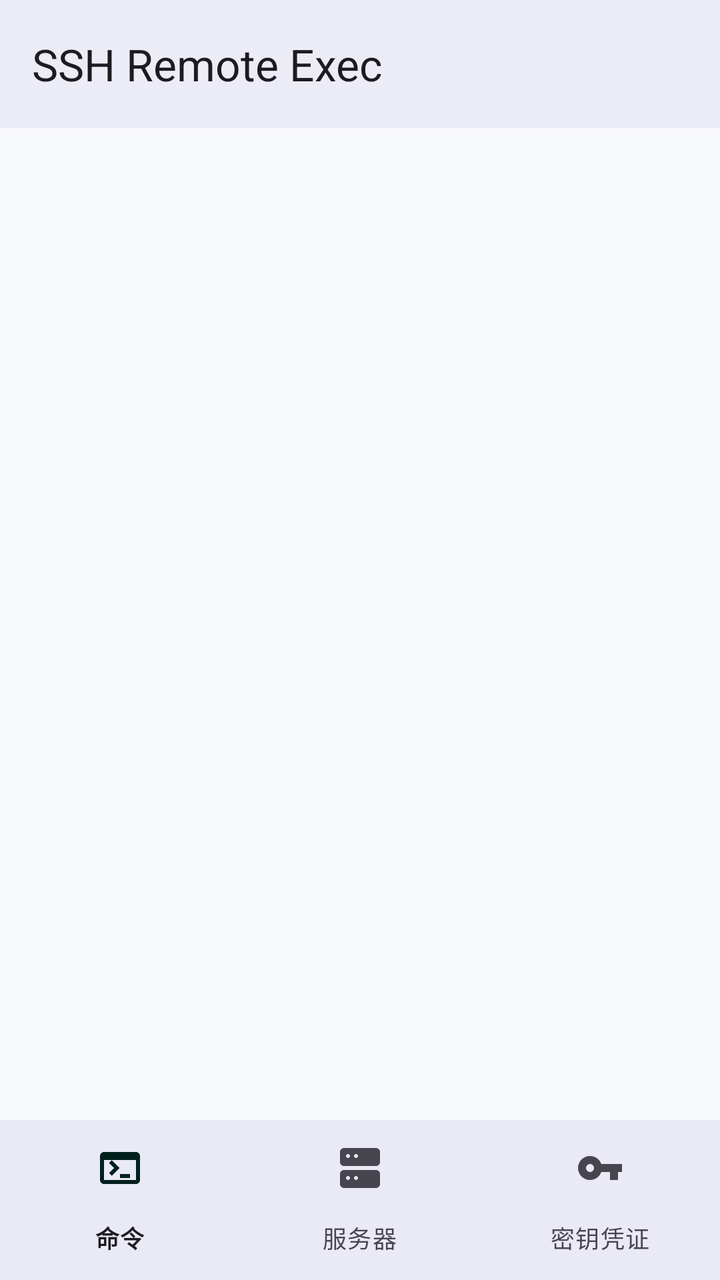
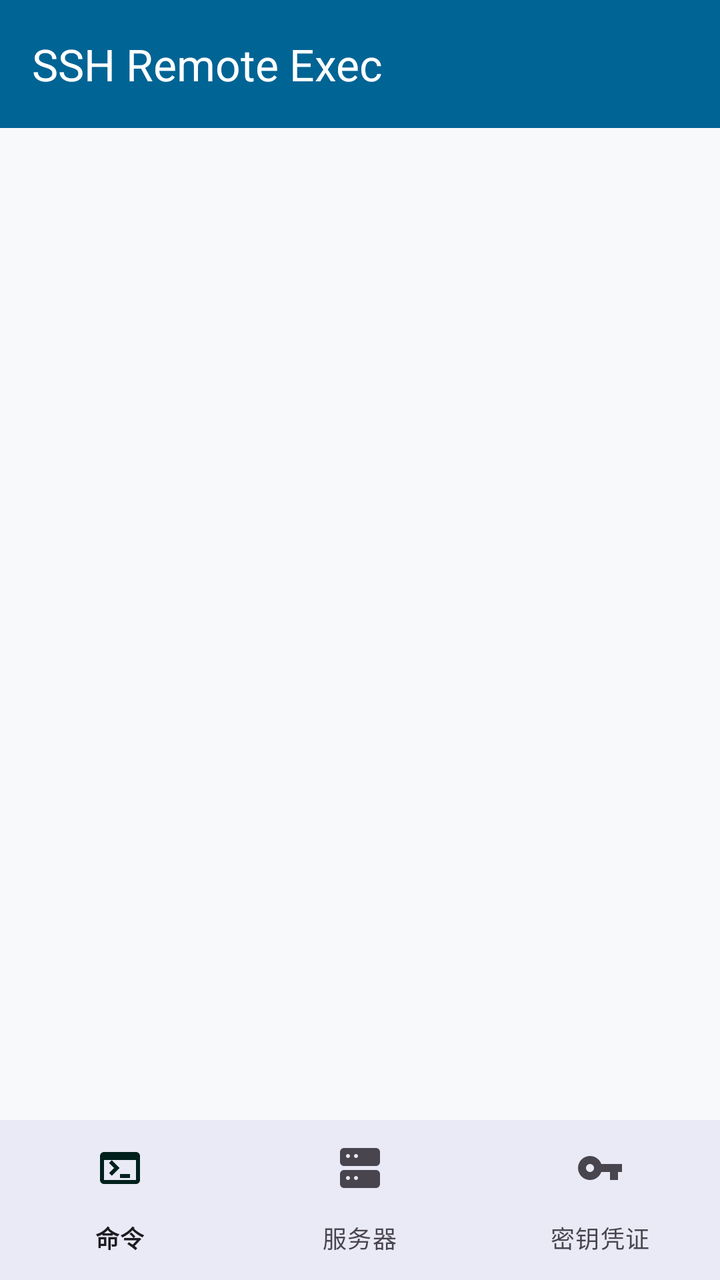

Compare the two renders of this Android layout. The source of the first and the diff that turns it into the second are given below.
<!-- AndroidManifest.xml: application theme Theme.SSHRemoteExec -->
<!-- res/layout/activity_main.xml -->
<?xml version="1.0" encoding="utf-8"?>
<androidx.constraintlayout.widget.ConstraintLayout xmlns:android="http://schemas.android.com/apk/res/android"
    xmlns:app="http://schemas.android.com/apk/res-auto"
    android:layout_width="match_parent"
    android:layout_height="match_parent"
    android:background="@color/background">

    <com.google.android.material.appbar.MaterialToolbar
        android:id="@+id/top_app_bar"
        android:layout_width="0dp"
        android:layout_height="?attr/actionBarSize"
        android:background="?attr/colorSurface"
        android:elevation="2dp"
        app:title="@string/app_name"
        app:titleTextColor="?attr/colorOnSurface"
        app:layout_constraintTop_toTopOf="parent"
        app:layout_constraintStart_toStartOf="parent"
        app:layout_constraintEnd_toEndOf="parent" />

    <androidx.fragment.app.FragmentContainerView
        android:id="@+id/nav_host_fragment"
        android:layout_width="0dp"
        android:layout_height="0dp"
        app:layout_constraintTop_toBottomOf="@id/top_app_bar"
        app:layout_constraintBottom_toTopOf="@id/bottom_navigation"
        app:layout_constraintStart_toStartOf="parent"
        app:layout_constraintEnd_toEndOf="parent" />

    <com.google.android.material.bottomnavigation.BottomNavigationView
        android:id="@+id/bottom_navigation"
        android:layout_width="0dp"
        android:layout_height="wrap_content"
        android:background="?attr/colorSurface"
        app:menu="@menu/bottom_nav_menu"
        app:layout_constraintBottom_toBottomOf="parent"
        app:layout_constraintStart_toStartOf="parent"
        app:layout_constraintEnd_toEndOf="parent" />

</androidx.constraintlayout.widget.ConstraintLayout>
<!-- resources referenced by this layout -->
<resources>
  <color name="background">#F8F9FA</color>
  <string name="app_name">SSH Remote Exec</string>
  <style name="Theme.SSHRemoteExec" parent="Theme.Material3.DayNight.NoActionBar">
          <item name="colorPrimary">@color/primary</item>
          <item name="colorOnPrimary">@color/on_primary</item>
          <item name="colorPrimaryContainer">@color/primary_container</item>
          <item name="colorOnPrimaryContainer">@color/on_primary_container</item>
  
          <item name="colorSecondary">@color/secondary</item>
          <item name="colorOnSecondary">@color/on_secondary</item>
          <item name="colorSecondaryContainer">@color/secondary_container</item>
          <item name="colorOnSecondaryContainer">@color/on_secondary_container</item>
  
          <item name="android:statusBarColor">?attr/colorSurface</item>
          <item name="android:windowLightStatusBar">true</item>
      </style>
  <color name="primary">#006494</color>
  <color name="on_primary">#FFFFFF</color>
  <color name="primary_container">#CCE5FF</color>
  <color name="on_primary_container">#001D31</color>
  <color name="secondary">#00A896</color>
  <color name="on_secondary">#FFFFFF</color>
  <color name="secondary_container">#A3EADE</color>
  <color name="on_secondary_container">#00201C</color>
</resources>

<!-- the commit's change to res/layout/activity_main.xml (unified diff, before → after) -->
@@ -9,10 +9,10 @@
         android:id="@+id/top_app_bar"
         android:layout_width="0dp"
         android:layout_height="?attr/actionBarSize"
-        android:background="?attr/colorSurface"
-        android:elevation="2dp"
+        android:background="@color/primary"
+        android:elevation="4dp"
         app:title="@string/app_name"
-        app:titleTextColor="?attr/colorOnSurface"
+        app:titleTextColor="@color/on_primary"
         app:layout_constraintTop_toTopOf="parent"
         app:layout_constraintStart_toStartOf="parent"
         app:layout_constraintEnd_toEndOf="parent" />
<!-- resource entries referenced after the edit -->
@@ -1,6 +1,8 @@
 <!-- resources referenced by this layout -->
 <resources>
   <color name="background">#F8F9FA</color>
+  <color name="on_primary">#FFFFFF</color>
+  <color name="primary">#006494</color>
   <string name="app_name">SSH Remote Exec</string>
   <style name="Theme.SSHRemoteExec" parent="Theme.Material3.DayNight.NoActionBar">
           <item name="colorPrimary">@color/primary</item>
@@ -13,11 +15,10 @@
           <item name="colorSecondaryContainer">@color/secondary_container</item>
           <item name="colorOnSecondaryContainer">@color/on_secondary_container</item>
   
-          <item name="android:statusBarColor">?attr/colorSurface</item>
-          <item name="android:windowLightStatusBar">true</item>
+          
+          <item name="android:statusBarColor">@color/primary</item>
+          <item name="android:windowLightStatusBar">false</item>
       </style>
-  <color name="primary">#006494</color>
-  <color name="on_primary">#FFFFFF</color>
   <color name="primary_container">#CCE5FF</color>
   <color name="on_primary_container">#001D31</color>
   <color name="secondary">#00A896</color>
